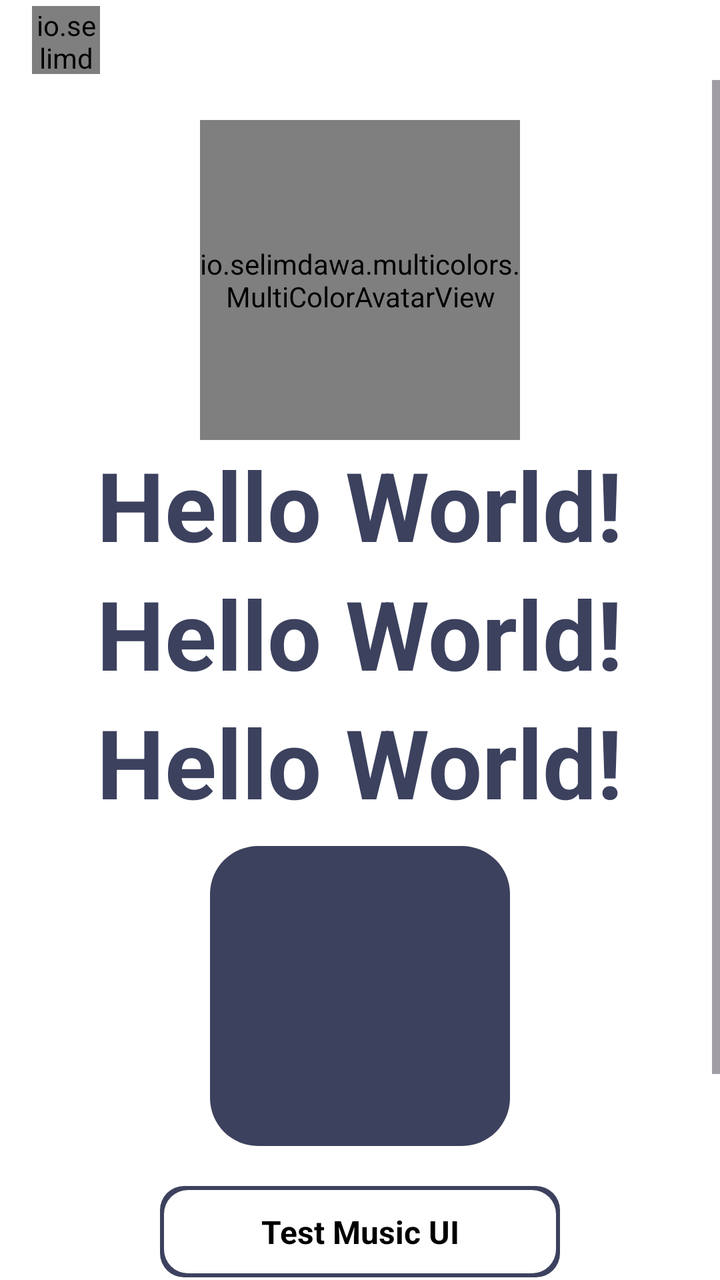
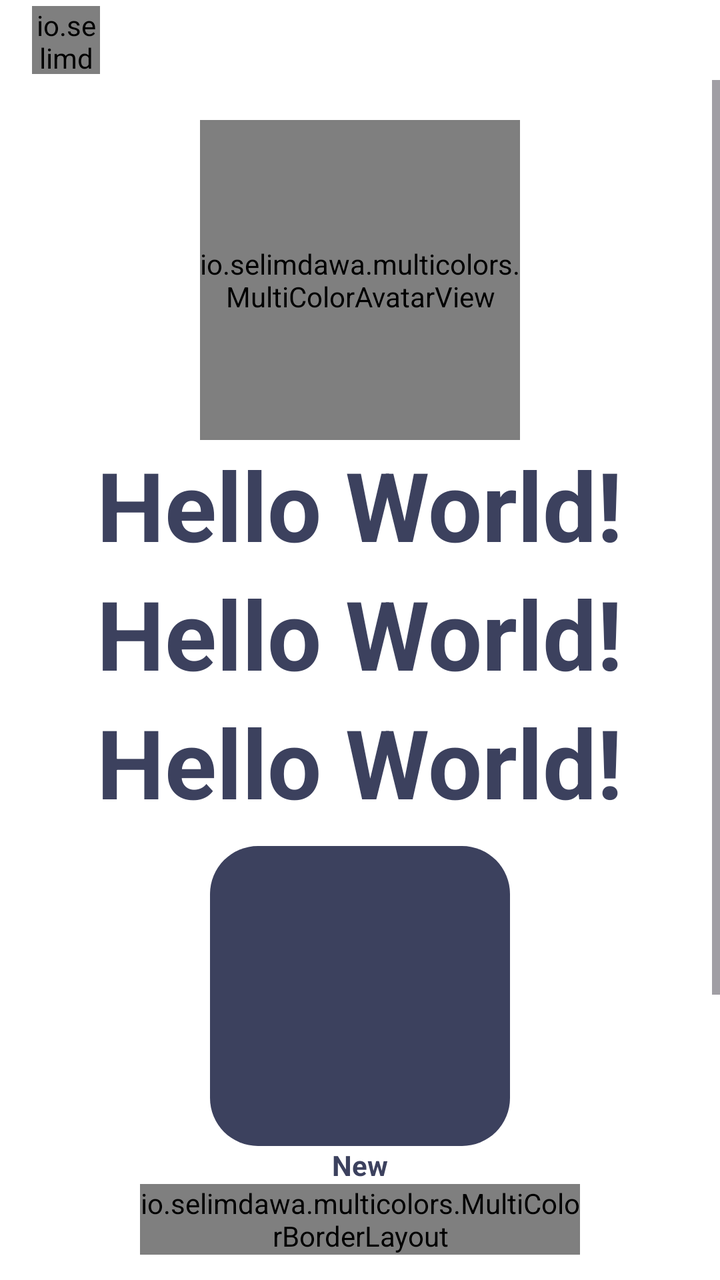

Before-and-after screenshots of an Android layout around one commit, followed by the original layout XML and the change that was made.
<!-- AndroidManifest.xml: application theme Theme.MC.One -->
<!-- res/layout/activity_main.xml -->
<?xml version="1.0" encoding="utf-8"?>
<LinearLayout xmlns:android="http://schemas.android.com/apk/res/android"
    xmlns:app="http://schemas.android.com/apk/res-auto"
    android:layout_width="match_parent"
    android:layout_height="match_parent"
    android:background="?colorOnBackground"
    android:orientation="vertical">

    <include
        android:id="@+id/toolbar"
        layout="@layout/toolbar_main" />

    <ScrollView
        android:layout_width="match_parent"
        android:layout_height="match_parent"
        android:fillViewport="true">

        <LinearLayout
            android:layout_width="match_parent"
            android:layout_height="wrap_content"
            android:gravity="center"
            android:orientation="vertical"
            android:paddingBottom="40dp">

            <io.selimdawa.multicolors.MultiColorAvatarView
                android:id="@+id/colorfulAvatar"
                android:layout_width="160dp"
                android:layout_height="160dp"
                android:layout_marginTop="20dp"
                app:mc_animate_border="true"
                app:mc_use_rainbow="false"
                app:mc_image_scale_type="centerCrop"
                app:mc_animate_image="false"
                app:mc_border_rotation_duration="3000"
                app:mc_border_thickness="6dp"
                app:mc_glow_radius="10dp"
                app:mc_glow_alpha="0.6"
                app:mc_always_white="true"
                app:mc_contrast_size="0.25"
                app:mc_show_contrast="true"
                app:mc_image_src="@color/mc_image_profile"
                app:mc_image_background="?mc_track" />

            <TextView
            android:layout_width="wrap_content"
            android:layout_height="wrap_content"
            android:layout_gravity="center"
            android:gravity="center"
            android:text="Hello World!"
            android:textColor="?mc_track"
            android:textSize="48sp"
            android:textStyle="bold" />

        <TextView
            android:layout_width="wrap_content"
            android:layout_height="wrap_content"
            android:layout_gravity="center"
            android:gravity="center"
            android:text="Hello World!"
            android:textColor="?mc_tick"
            android:textSize="48sp"
            android:textStyle="bold" />

        <TextView
            android:layout_width="wrap_content"
            android:layout_height="wrap_content"
            android:layout_gravity="center"
            android:gravity="center"
            android:text="Hello World!"
            android:textColor="?mc_track"
            android:textSize="48sp"
            android:textStyle="bold" />

        <com.google.android.material.card.MaterialCardView
            android:layout_width="150dp"
            android:layout_height="150dp"
            android:layout_marginTop="10dp"
            app:cardCornerRadius="24dp"
            app:cardElevation="0dp"
            app:cardPreventCornerOverlap="true"
            app:strokeWidth="0dp">

            <View
                android:layout_width="match_parent"
                android:layout_height="match_parent"
                android:background="?mc_bg" />

        </com.google.android.material.card.MaterialCardView>

        <FrameLayout
            android:id="@+id/trans"
            android:layout_width="200dp"
            android:layout_height="wrap_content"
            android:layout_margin="20dp"
            android:background="@drawable/background_border"
            android:clickable="true"
            android:focusable="true"
            android:foreground="?selectableItemBackground">

            <TextView
                android:layout_width="match_parent"
                android:layout_height="wrap_content"
                android:gravity="center"
                android:padding="12dp"
                android:text="@string/test_music_ui"
                android:textColor="?colorError"
                android:textSize="16sp"
                android:textStyle="bold" />

        </FrameLayout>

        <FrameLayout
            android:id="@+id/btnNightMode"
            android:layout_width="200dp"
            android:layout_height="wrap_content"
            android:layout_margin="10dp"
            android:background="@drawable/background_border"
            android:clickable="true"
            android:focusable="true"
            android:foreground="?selectableItemBackground">

            <TextView
                android:id="@+id/tvNightMode"
                android:layout_width="match_parent"
                android:layout_height="wrap_content"
                android:gravity="center"
                android:padding="12dp"
                android:text="@string/dark_mode"
                android:textColor="?mc_track"
                android:textSize="16sp"
                android:textStyle="bold" />

        </FrameLayout>

    </LinearLayout>

    </ScrollView>

</LinearLayout>
<!-- res/layout/toolbar_main.xml (included above) -->
<?xml version="1.0" encoding="utf-8"?>
<LinearLayout xmlns:android="http://schemas.android.com/apk/res/android"
    android:id="@+id/card"
    android:layout_width="match_parent"
    android:layout_height="40dp"
    android:background="?colorOnBackground"
    android:gravity="center_vertical"
    android:orientation="horizontal"
    android:paddingStart="16dp"
    android:paddingEnd="16dp">

    <io.selimdawa.multicolors.MultiColorButton
        android:layout_width="34dp"
        android:layout_height="34dp" />

</LinearLayout>
<!-- resources referenced by this layout -->
<resources>
  <color name="mc_image_profile">#e0e0e0</color>
  <!-- drawable background_border (drawable) -->
  <?xml version="1.0" encoding="utf-8"?>
  <layer-list xmlns:android="http://schemas.android.com/apk/res/android">
      <item>
          <shape android:shape="rectangle">
              <gradient
                  android:angle="45"
                  android:endColor="?mc_tick"
                  android:startColor="?mc_track"
                  android:type="linear" />
              <corners android:radius="12dp" />
          </shape>
      </item>
      <item
          android:bottom="2dp"
          android:left="2dp"
          android:right="2dp"
          android:top="2dp">
          <shape android:shape="rectangle">
              <solid android:color="?attr/colorOnBackground" />
              <corners android:radius="12dp" />
          </shape>
      </item>
  </layer-list>
  <string name="dark_mode">Dark Mode</string>
  <string name="test_music_ui">Test Music UI</string>
  <style name="Theme.MC.One" parent="MC_Base_Theme">
          <item name="mc_bg">@color/mc_basic_light</item>
          <item name="mc_tick">@color/mc_basic_light</item>
          <item name="mc_track">@color/mc_basic_light</item>
      </style>
  <style name="MC_Base_Theme" parent="Theme.Material3.DayNight.NoActionBar">
          <item name="android:statusBarColor">@color/mc_white</item>
          <item name="android:windowLightStatusBar">true</item>
          <item name="android:navigationBarColor">@color/mc_white</item>
          <item name="android:windowLightNavigationBar" tools:targetApi="o_mr1">true</item>
          <item name="android:windowBackground">?colorOnBackground</item>
          <item name="android:forceDarkAllowed" tools:targetApi="q">false</item>
          <item name="colorControlActivated">@color/mc_dark</item>
          <item name="checkboxStyle">@style/Widget.App.CheckBox</item>
          <item name="colorPrimary">@color/mc_colorPrimary</item>
          <item name="colorOnBackground">@color/mc_white</item>
          <item name="colorError">@color/mc_dark</item>
          <item name="mc_bg">@color/mc_basic_light</item>
          <item name="mc_tick">@color/mc_basic_light</item>
          <item name="mc_track">@color/mc_basic_light</item>
          <item name="mc_center">@color/mc_basic_light</item>
      </style>
  <color name="mc_basic_light">#3c415e</color>
  <color name="mc_white">#ffffff</color>
  <color name="mc_dark">#000000</color>
  <style name="Widget.App.CheckBox" parent="Widget.Material3.CompoundButton.CheckBox">
          
          <item name="buttonTint">@color/mc_dark</item>
      </style>
  <color name="mc_colorPrimary">#fff</color>
</resources>

<!-- the commit's change to res/layout/activity_main.xml (unified diff, before → after) -->
@@ -27,112 +27,159 @@
                 android:layout_width="160dp"
                 android:layout_height="160dp"
                 android:layout_marginTop="20dp"
+                app:mc_always_white="true"
                 app:mc_animate_border="true"
-                app:mc_use_rainbow="false"
-                app:mc_image_scale_type="centerCrop"
                 app:mc_animate_image="false"
                 app:mc_border_rotation_duration="3000"
                 app:mc_border_thickness="6dp"
+                app:mc_contrast_size="0.25"
+                app:mc_glow_alpha="0.6"
                 app:mc_glow_radius="10dp"
-                app:mc_glow_alpha="0.6"
-                app:mc_always_white="true"
-                app:mc_contrast_size="0.25"
+                app:mc_image_background="?mc_track"
+                app:mc_image_scale_type="centerCrop"
+                app:mc_image_src="@color/mc_image_profile"
                 app:mc_show_contrast="true"
-                app:mc_image_src="@color/mc_image_profile"
-                app:mc_image_background="?mc_track" />
-
-            <TextView
-            android:layout_width="wrap_content"
-            android:layout_height="wrap_content"
-            android:layout_gravity="center"
-            android:gravity="center"
-            android:text="Hello World!"
-            android:textColor="?mc_track"
-            android:textSize="48sp"
-            android:textStyle="bold" />
-
-        <TextView
-            android:layout_width="wrap_content"
-            android:layout_height="wrap_content"
-            android:layout_gravity="center"
-            android:gravity="center"
-            android:text="Hello World!"
-            android:textColor="?mc_tick"
-            android:textSize="48sp"
-            android:textStyle="bold" />
-
-        <TextView
-            android:layout_width="wrap_content"
-            android:layout_height="wrap_content"
-            android:layout_gravity="center"
-            android:gravity="center"
-            android:text="Hello World!"
-            android:textColor="?mc_track"
-            android:textSize="48sp"
-            android:textStyle="bold" />
-
-        <com.google.android.material.card.MaterialCardView
-            android:layout_width="150dp"
-            android:layout_height="150dp"
-            android:layout_marginTop="10dp"
-            app:cardCornerRadius="24dp"
-            app:cardElevation="0dp"
-            app:cardPreventCornerOverlap="true"
-            app:strokeWidth="0dp">
-
-            <View
-                android:layout_width="match_parent"
-                android:layout_height="match_parent"
-                android:background="?mc_bg" />
-
-        </com.google.android.material.card.MaterialCardView>
-
-        <FrameLayout
-            android:id="@+id/trans"
-            android:layout_width="200dp"
-            android:layout_height="wrap_content"
-            android:layout_margin="20dp"
-            android:background="@drawable/background_border"
-            android:clickable="true"
-            android:focusable="true"
-            android:foreground="?selectableItemBackground">
-
-            <TextView
-                android:layout_width="match_parent"
-                android:layout_height="wrap_content"
+                app:mc_use_rainbow="false" />
+
+            <TextView
+                android:layout_width="wrap_content"
+                android:layout_height="wrap_content"
+                android:layout_gravity="center"
                 android:gravity="center"
-                android:padding="12dp"
-                android:text="@string/test_music_ui"
-                android:textColor="?colorError"
-                android:textSize="16sp"
-                android:textStyle="bold" />
-
-        </FrameLayout>
-
-        <FrameLayout
-            android:id="@+id/btnNightMode"
-            android:layout_width="200dp"
-            android:layout_height="wrap_content"
-            android:layout_margin="10dp"
-            android:background="@drawable/background_border"
-            android:clickable="true"
-            android:focusable="true"
-            android:foreground="?selectableItemBackground">
-
-            <TextView
-                android:id="@+id/tvNightMode"
-                android:layout_width="match_parent"
-                android:layout_height="wrap_content"
+                android:text="Hello World!"
+                android:textColor="?mc_track"
+                android:textSize="48sp"
+                android:textStyle="bold" />
+
+            <TextView
+                android:layout_width="wrap_content"
+                android:layout_height="wrap_content"
+                android:layout_gravity="center"
                 android:gravity="center"
-                android:padding="12dp"
-                android:text="@string/dark_mode"
+                android:text="Hello World!"
+                android:textColor="?mc_tick"
+                android:textSize="48sp"
+                android:textStyle="bold" />
+
+            <TextView
+                android:layout_width="wrap_content"
+                android:layout_height="wrap_content"
+                android:layout_gravity="center"
+                android:gravity="center"
+                android:text="Hello World!"
                 android:textColor="?mc_track"
-                android:textSize="16sp"
-                android:textStyle="bold" />
-
-        </FrameLayout>
-
-    </LinearLayout>
+                android:textSize="48sp"
+                android:textStyle="bold" />
+
+            <com.google.android.material.card.MaterialCardView
+                android:layout_width="150dp"
+                android:layout_height="150dp"
+                android:layout_marginTop="10dp"
+                app:cardCornerRadius="24dp"
+                app:cardElevation="0dp"
+                app:cardPreventCornerOverlap="true"
+                app:strokeWidth="0dp">
+
+                <View
+                    android:layout_width="match_parent"
+                    android:layout_height="match_parent"
+                    android:background="?mc_bg" />
+
+            </com.google.android.material.card.MaterialCardView>
+
+            
+            <TextView
+                android:layout_width="wrap_content"
+                android:layout_height="wrap_content"
+                android:text="New"
+                android:textColor="?mc_track"
+                android:textSize="14sp"
+                android:textStyle="bold" />
+
+            <io.selimdawa.multicolors.MultiColorBorderLayout
+                android:id="@+id/trans"
+                android:layout_width="220dp"
+                android:layout_height="wrap_content"
+                android:clickable="true"
+                android:focusable="true"
+                android:foreground="?selectableItemBackground"
+                app:mc_animate_border="true"
+                app:mc_border_rotation_duration="6000"
+                app:mc_border_thickness="4dp"
+                app:mc_corner_radius="10dp"
+                app:mc_glow_radius="6dp"
+                app:mc_use_rainbow="true">
+
+                <TextView
+                    android:layout_width="match_parent"
+                    android:layout_height="wrap_content"
+                    android:gravity="center"
+                    android:padding="20dp"
+                    android:text="@string/test_music_ui"
+                    android:textColor="?colorError"
+                    android:textSize="16sp"
+                    android:textStyle="bold" />
+
+            </io.selimdawa.multicolors.MultiColorBorderLayout>
+
+            
+            <TextView
+                android:layout_width="wrap_content"
+                android:layout_height="wrap_content"
+                android:layout_marginTop="20dp"
+                android:text="Old"
+                android:textColor="@color/mc_gray"
+                android:textSize="14sp"
+                android:textStyle="bold" />
+
+            <FrameLayout
+                android:id="@+id/transOld"
+                android:layout_width="200dp"
+                android:layout_height="wrap_content"
+                android:layout_margin="10dp"
+                android:background="@drawable/background_border"
+                android:clickable="true"
+                android:focusable="true"
+                android:foreground="?selectableItemBackground">
+
+                <TextView
+                    android:layout_width="match_parent"
+                    android:layout_height="wrap_content"
+                    android:gravity="center"
+                    android:padding="12dp"
+                    android:text="@string/test_music_ui"
+                    android:textColor="?colorError"
+                    android:textSize="16sp"
+                    android:textStyle="bold" />
+
+            </FrameLayout>
+
+            <io.selimdawa.multicolors.MultiColorBorderLayout
+                android:id="@+id/btnNightMode"
+                android:layout_width="220dp"
+                android:layout_height="wrap_content"
+                android:layout_margin="10dp"
+                android:clickable="true"
+                android:focusable="true"
+                android:foreground="?selectableItemBackground"
+                app:mc_animate_border="false"
+                app:mc_border_thickness="2dp"
+                app:mc_corner_radius="12dp">
+
+                <TextView
+                    android:id="@+id/tvNightMode"
+                    android:layout_width="match_parent"
+                    android:layout_height="wrap_content"
+                    android:gravity="center"
+                    android:padding="12dp"
+                    android:text="@string/dark_mode"
+                    android:textColor="?mc_track"
+                    android:textSize="16sp"
+                    android:textStyle="bold" />
+
+            </io.selimdawa.multicolors.MultiColorBorderLayout>
+
+        </LinearLayout>
 
     </ScrollView>
 
<!-- resource entries referenced after the edit -->
@@ -1,5 +1,6 @@
 <!-- resources referenced by this layout -->
 <resources>
+  <color name="mc_gray">#888888</color>
   <color name="mc_image_profile">#e0e0e0</color>
   <!-- drawable background_border (drawable) -->
   <?xml version="1.0" encoding="utf-8"?>
